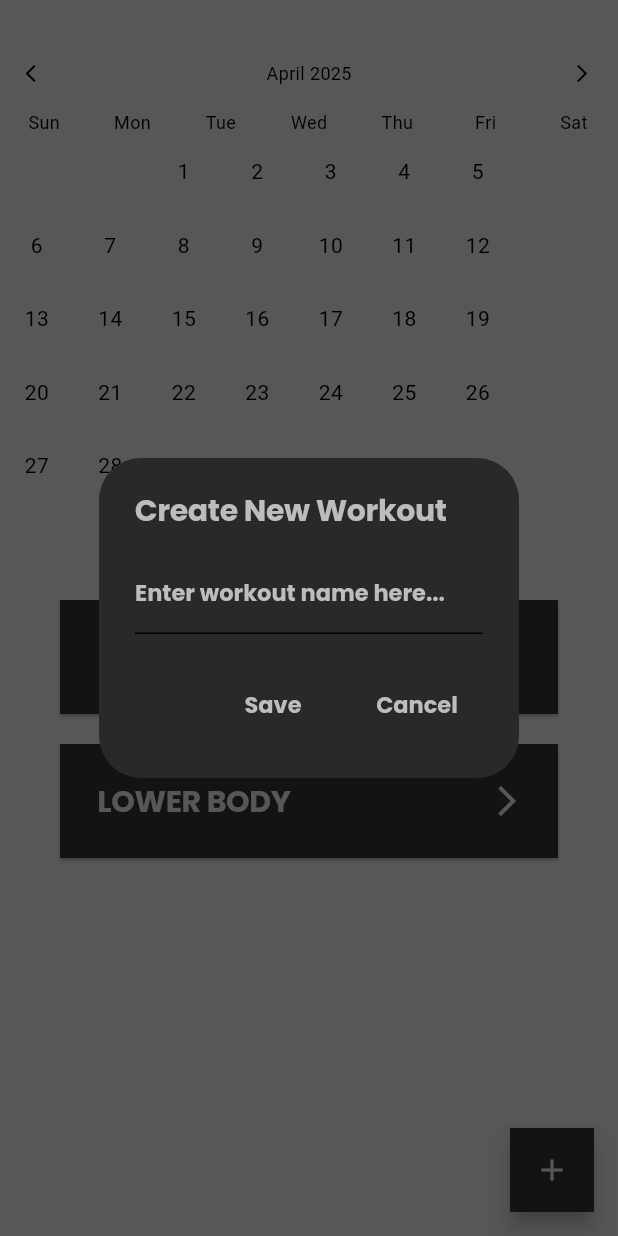
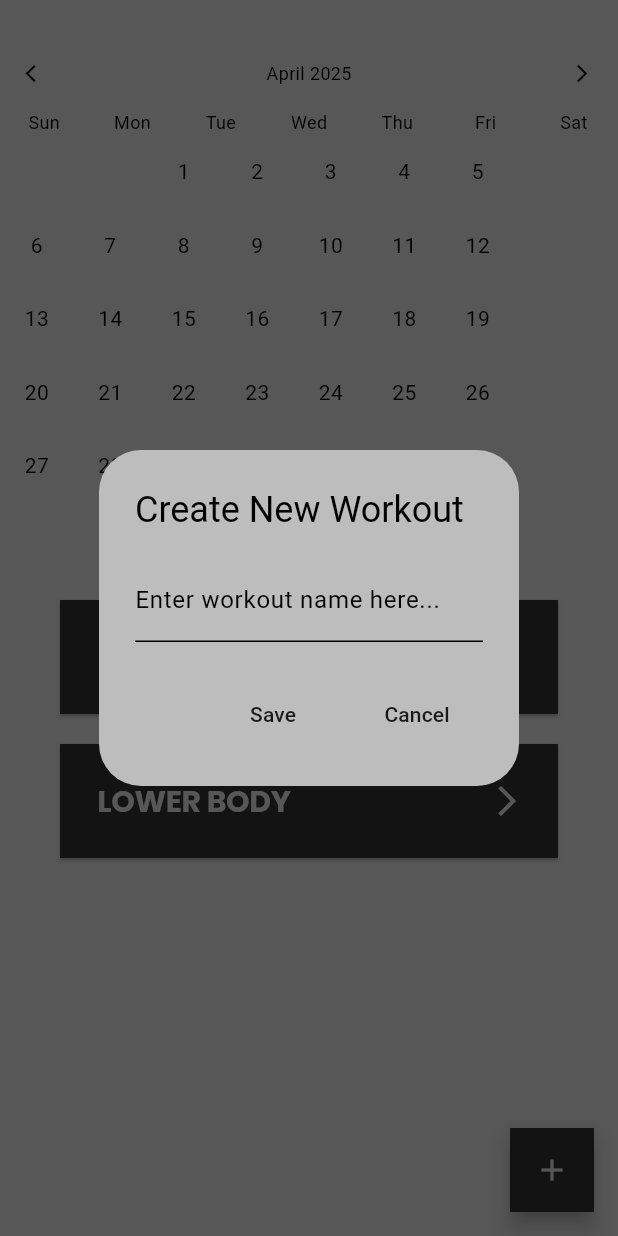
Before and after one commit to DevAidanH/WorkoutTracker, a Flutter app: the Homepage screen opened directly, after a tap on the "add" icon, on a phone screen of 412 x 824 dp. Run offline on Flutter 3.47's test engine with Material 3 defaults, Android fonts, the phone set to English and light mode, and no system bars; drawn by our look-alikes of flutter_slidable; our stand-ins replace flutter_heatmap_calendar, google_fonts, hive, hive_flutter; accounts and stored records are empty.

Commit message:
ui updates

```diff
--- a/lib/pages/homepage.dart
+++ b/lib/pages/homepage.dart
@@ -27,23 +27,22 @@ class _HomepageState extends State<Homepage> {
     showDialog(
       context: context,
       builder: (context) => AlertDialog(
-        title: Text("Create New Workout", style: Theme.of(context).textTheme.displayLarge),
-        backgroundColor: Theme.of(context).colorScheme.primary,
+        title: Text("Create New Workout"),
+        backgroundColor: Theme.of(context).colorScheme.surface,
         content: TextField(
           controller: newWorkoutNameController,
-          style: TextStyle(color: Theme.of(context).colorScheme.surface),
-          decoration: InputDecoration(border: UnderlineInputBorder(), labelText: "Enter workout name here...", labelStyle: Theme.of(context).textTheme.displaySmall),
+          decoration: InputDecoration(border: UnderlineInputBorder(), labelText: "Enter workout name here..."),
         ),
         actions: [
           //Save button
           MaterialButton(
             onPressed: save,
-            child: Text("Save", style: Theme.of(context).textTheme.displaySmall,)
+            child: Text("Save")
           ),
           //Cancel button
           MaterialButton(
             onPressed: cancel,
-            child: Text("Cancel", style: Theme.of(context).textTheme.displaySmall,),
+            child: Text("Cancel"),
           )
         ],
         )
```
Also changed, not shown: lib/data/workout_data.dart (+8 -0 lines), lib/pages/workoutpage.dart (+32 -15 lines), pubspec.lock, 252 other files.
